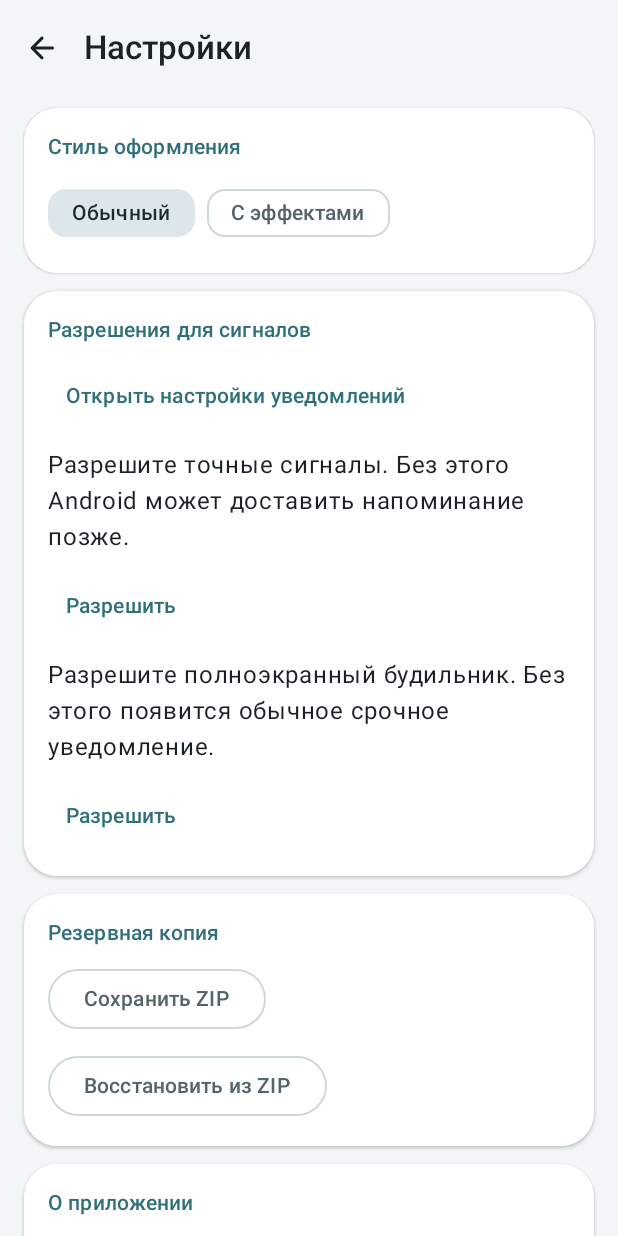
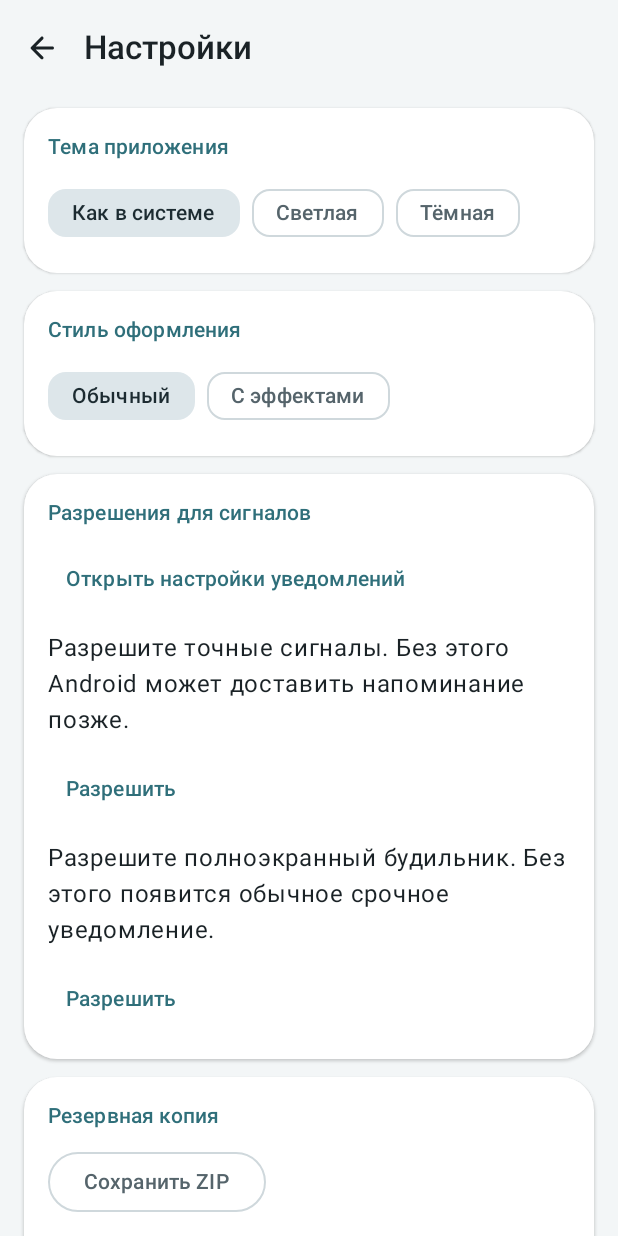
Before and after one commit to Vano3667/scheduler_app_ASTRA, an Android app built with Jetpack Compose: the screen it shows after launch (MainActivity), after a tap on "Настройки", on a phone screen of 412 x 824 dp. Run offline under Robolectric (Android 15) with nearby library versions, the phone set to English and light mode, and no system bars; our stand-ins replace Room's generated code.

Commit message:
Добавить в настройки ASTRA сохраняемую тему: как в системе, светлая или тёмная

```diff
--- a/app/src/main/java/ru/dayplanner/app/data/SettingsStore.kt
+++ b/app/src/main/java/ru/dayplanner/app/data/SettingsStore.kt
@@ -4,25 +4,27 @@ import android.content.Context
 import kotlinx.coroutines.flow.MutableStateFlow
 import kotlinx.coroutines.flow.StateFlow
 import ru.dayplanner.app.ui.theme.AppStyle
+import ru.dayplanner.app.ui.theme.ThemeMode
 
-/** Настройки приложения (SharedPreferences). */
 class SettingsStore(context: Context) {
     private val prefs = context.getSharedPreferences("settings", Context.MODE_PRIVATE)
-
-    private val styleState = MutableStateFlow(readStyle())
+    private val styleState = MutableStateFlow(AppStyle.entries.firstOrNull { it.name == prefs.getString(KEY_STYLE, null) } ?: AppStyle.NORMAL)
     val style: StateFlow<AppStyle> = styleState
+    private val modeState = MutableStateFlow(ThemeMode.fromPreference(prefs.getString(KEY_MODE, null)))
+    val themeMode: StateFlow<ThemeMode> = modeState
 
     fun setStyle(style: AppStyle) {
         prefs.edit().putString(KEY_STYLE, style.name).apply()
         styleState.value = style
     }
 
-    private fun readStyle(): AppStyle {
-        val name = prefs.getString(KEY_STYLE, null) ?: return AppStyle.NORMAL
-        return AppStyle.entries.firstOrNull { it.name == name } ?: AppStyle.NORMAL
+    fun setThemeMode(mode: ThemeMode) {
+        prefs.edit().putString(KEY_MODE, mode.name).apply()
+        modeState.value = mode
     }
 
     private companion object {
         const val KEY_STYLE = "style"
+        const val KEY_MODE = "theme_mode"
     }
 }
--- a/app/src/main/java/ru/dayplanner/app/ui/settings/SettingsStyle.kt
+++ b/app/src/main/java/ru/dayplanner/app/ui/settings/SettingsStyle.kt
@@ -11,15 +11,24 @@ import ru.dayplanner.app.R
 import ru.dayplanner.app.container
 import ru.dayplanner.app.ui.components.SectionCard
 import ru.dayplanner.app.ui.theme.AppStyle
+import ru.dayplanner.app.ui.theme.ThemeMode
 
 @Composable
 fun StyleSection() {
     val store = LocalContext.current.container.settings
-    val current by store.style.collectAsStateWithLifecycle()
+    val mode by store.themeMode.collectAsStateWithLifecycle()
+    val style by store.style.collectAsStateWithLifecycle()
+    SectionCard(title = stringResource(R.string.astra_theme_title)) {
+        FlowRow(horizontalArrangement = Arrangement.spacedBy(8.dp)) {
+            listOf(ThemeMode.SYSTEM to R.string.astra_theme_system, ThemeMode.LIGHT to R.string.astra_theme_light, ThemeMode.DARK to R.string.astra_theme_dark).forEach { (choice, label) ->
+                FilterChip(selected = mode == choice, onClick = { store.setThemeMode(choice) }, label = { Text(stringResource(label)) })
+            }
+        }
+    }
     SectionCard(title = stringResource(R.string.astra_style)) {
         FlowRow(horizontalArrangement = Arrangement.spacedBy(8.dp)) {
-            listOf(AppStyle.NORMAL to R.string.style_normal, AppStyle.EFFECTS to R.string.style_fx).forEach { (style, label) ->
-                FilterChip(current == style, { store.setStyle(style) }, { Text(stringResource(label)) })
+            listOf(AppStyle.NORMAL to R.string.style_normal, AppStyle.EFFECTS to R.string.style_fx).forEach { (choice, label) ->
+                FilterChip(selected = style == choice, onClick = { store.setStyle(choice) }, label = { Text(stringResource(label)) })
             }
         }
     }
--- a/app/src/main/java/ru/dayplanner/app/ui/theme/Theme.kt
+++ b/app/src/main/java/ru/dayplanner/app/ui/theme/Theme.kt
@@ -1,25 +1,28 @@
 package ru.dayplanner.app.ui.theme
 
+import android.app.Activity
+import android.content.Context
+import android.content.ContextWrapper
 import androidx.compose.foundation.isSystemInDarkTheme
 import androidx.compose.foundation.shape.RoundedCornerShape
 import androidx.compose.material3.MaterialTheme
 import androidx.compose.material3.Shapes
 import androidx.compose.material3.Typography
-import androidx.compose.runtime.Composable
-import androidx.compose.runtime.CompositionLocalProvider
-import androidx.compose.runtime.staticCompositionLocalOf
+import androidx.compose.runtime.*
+import androidx.compose.ui.platform.LocalContext
+import androidx.compose.ui.platform.LocalView
 import androidx.compose.ui.text.TextStyle
 import androidx.compose.ui.text.font.FontWeight
 import androidx.compose.ui.unit.dp
 import androidx.compose.ui.unit.sp
+import androidx.core.view.WindowCompat
+import androidx.lifecycle.compose.collectAsStateWithLifecycle
+import ru.dayplanner.app.container
 
-/** Стиль оформления, выбирается в настройках. */
 enum class AppStyle { NORMAL, EFFECTS }
-
 val LocalAppStyle = staticCompositionLocalOf { AppStyle.NORMAL }
-
+val LocalPlannerDark = staticCompositionLocalOf { false }
 private val base = Typography()
-
 val PlannerTypography = Typography(
     displaySmall = base.displaySmall.copy(fontWeight = FontWeight.SemiBold),
     headlineMedium = base.headlineMedium.copy(fontWeight = FontWeight.SemiBold),
@@ -29,40 +32,37 @@ val PlannerTypography = Typography(
     bodyMedium = base.bodyMedium.copy(lineHeight = 20.sp),
     labelLarge = base.labelLarge.copy(fontWeight = FontWeight.SemiBold),
 )
+val PlannerShapes = Shapes(
+    extraSmall = RoundedCornerShape(8.dp), small = RoundedCornerShape(12.dp),
+    medium = RoundedCornerShape(16.dp), large = RoundedCornerShape(22.dp), extraLarge = RoundedCornerShape(28.dp),
+)
+val TimeTextStyle = TextStyle(fontSize = 15.sp, lineHeight = 20.sp, fontWeight = FontWeight.Bold,
+    fontFeatureSettings = "tnum", letterSpacing = 0.2.sp)
 
-val PlannerShapes = Shapes(
-    extraSmall = RoundedCornerShape(8.dp),
-    small = RoundedCornerShape(12.dp),
-    medium = RoundedCornerShape(16.dp),
-    large = RoundedCornerShape(22.dp),
-    extraLarge = RoundedCornerShape(28.dp),
-)
-
-/** Время в строке дела: заметное, с цифрами одинаковой ширины. */
-val TimeTextStyle = TextStyle(
-    fontSize = 15.sp,
-    lineHeight = 20.sp,
-    fontWeight = FontWeight.Bold,
-    fontFeatureSettings = "tnum",
-    letterSpacing = 0.2.sp,
-)
+private tailrec fun Context.activityOrNull(): Activity? = when (this) {
+    is Activity -> this
+    is ContextWrapper -> baseContext.activityOrNull()
+    else -> null
+}
 
 @Composable
-fun PlannerTheme(
-    style: AppStyle,
-    darkTheme: Boolean = isSystemInDarkTheme(),
-    content: @Composable () -> Unit,
-) {
+fun PlannerTheme(style: AppStyle, content: @Composable () -> Unit) {
+    val context = LocalContext.current
+    val mode by context.container.settings.themeMode.collectAsStateWithLifecycle()
+    val dark = mode.isDark(isSystemInDarkTheme())
     val scheme = when (style) {
-        AppStyle.NORMAL -> if (darkTheme) NormalDark else NormalLight
-        AppStyle.EFFECTS -> if (darkTheme) EffectsDark else EffectsLight
+        AppStyle.NORMAL -> if (dark) NormalDark else NormalLight
+        AppStyle.EFFECTS -> if (dark) EffectsDark else EffectsLight
     }
-    CompositionLocalProvider(LocalAppStyle provides style) {
-        MaterialTheme(
-            colorScheme = scheme,
-            typography = PlannerTypography,
-            shapes = PlannerShapes,
-            content = content,
-        )
+    val view = LocalView.current
+    SideEffect {
+        context.activityOrNull()?.window?.let { window ->
+            val bar = WindowCompat.getInsetsController(window, view)
+            bar.isAppearanceLightStatusBars = !dark
+            bar.isAppearanceLightNavigationBars = !dark
+        }
+    }
+    CompositionLocalProvider(LocalAppStyle provides style, LocalPlannerDark provides dark) {
+        MaterialTheme(colorScheme = scheme, typography = PlannerTypography, shapes = PlannerShapes, content = content)
     }
 }
--- /dev/null
+++ b/app/src/main/java/ru/dayplanner/app/ui/theme/ThemeMode.kt
@@ -0,0 +1,16 @@
+package ru.dayplanner.app.ui.theme
+
+/** Светлая/тёмная тема не связана с выбором стиля и эффектов. */
+enum class ThemeMode {
+    SYSTEM, LIGHT, DARK;
+
+    fun isDark(systemDark: Boolean): Boolean = when (this) {
+        SYSTEM -> systemDark
+        LIGHT -> false
+        DARK -> true
+    }
+
+    companion object {
+        fun fromPreference(name: String?): ThemeMode = entries.firstOrNull { it.name == name } ?: SYSTEM
+    }
+}
--- /dev/null
+++ b/app/src/main/res/values/strings_theme_mode.xml
@@ -0,0 +1,6 @@
+<resources>
+    <string name="astra_theme_title">Тема приложения</string>
+    <string name="astra_theme_system">Как в системе</string>
+    <string name="astra_theme_light">Светлая</string>
+    <string name="astra_theme_dark">Тёмная</string>
+</resources>
```
Also changed, not shown: 1 other file.
